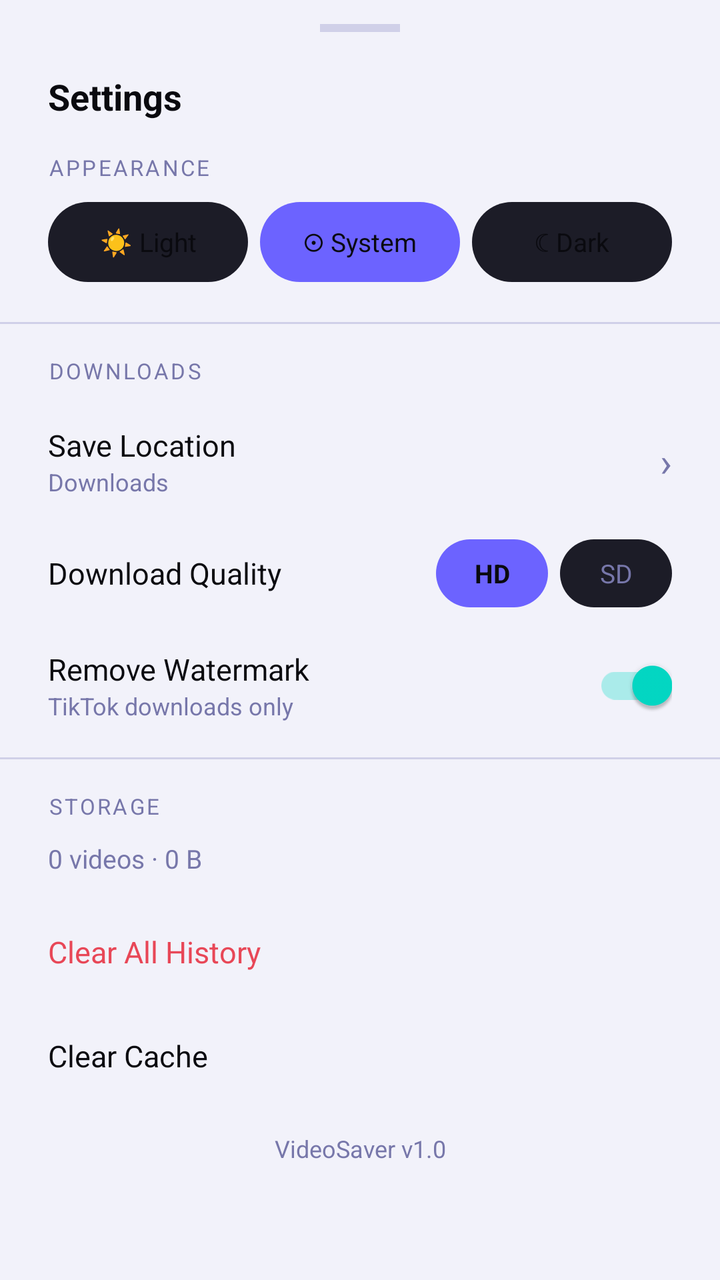
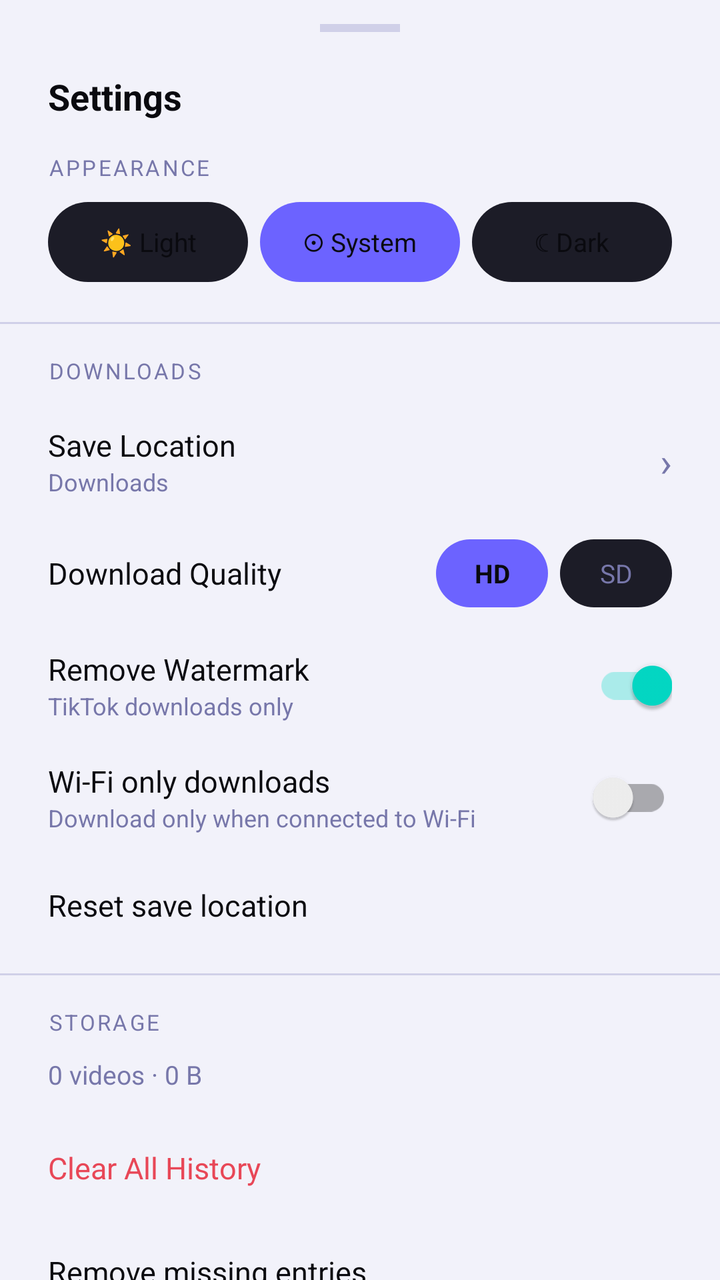

An Android layout rendered at two revisions. The XML below is the earlier revision; the diff shows what the commit changed to produce the second picture.
<!-- AndroidManifest.xml: application theme Theme.VideoSaver -->
<!-- res/layout/bottom_sheet_settings.xml -->
<?xml version="1.0" encoding="utf-8"?>
<androidx.core.widget.NestedScrollView
    xmlns:android="http://schemas.android.com/apk/res/android"
    android:layout_width="match_parent"
    android:layout_height="wrap_content"
    android:overScrollMode="never">

    <LinearLayout
        android:layout_width="match_parent"
        android:layout_height="wrap_content"
        android:orientation="vertical"
        android:paddingBottom="32dp">

        
        <View
            android:layout_width="40dp"
            android:layout_height="4dp"
            android:layout_gravity="center_horizontal"
            android:layout_marginTop="12dp"
            android:background="#2A2A3A"
            android:backgroundTint="@color/colorBorder" />

        
        <TextView
            android:layout_width="match_parent"
            android:layout_height="wrap_content"
            android:text="Settings"
            android:textColor="@color/colorTextPrimary"
            android:textSize="18sp"
            android:textStyle="bold"
            android:paddingStart="24dp"
            android:paddingEnd="24dp"
            android:paddingTop="20dp"
            android:paddingBottom="16dp" />

        
        <TextView
            android:layout_width="match_parent"
            android:layout_height="wrap_content"
            android:text="APPEARANCE"
            android:textColor="@color/colorTextSecondary"
            android:textSize="11sp"
            android:letterSpacing="0.1"
            android:paddingStart="24dp"
            android:paddingEnd="24dp"
            android:paddingBottom="10dp" />

        
        <LinearLayout
            android:layout_width="match_parent"
            android:layout_height="wrap_content"
            android:orientation="horizontal"
            android:paddingStart="24dp"
            android:paddingEnd="24dp"
            android:paddingBottom="20dp">

            <TextView
                android:id="@+id/btnThemeLight"
                android:layout_width="0dp"
                android:layout_height="40dp"
                android:layout_weight="1"
                android:text="☀ Light"
                android:gravity="center"
                android:textSize="13sp"
                android:textColor="@color/colorTextPrimary"
                android:background="@drawable/chip_unselected_bg"
                android:layout_marginEnd="6dp"
                android:clickable="true"
                android:focusable="true" />

            <TextView
                android:id="@+id/btnThemeSystem"
                android:layout_width="0dp"
                android:layout_height="40dp"
                android:layout_weight="1"
                android:text="⊙ System"
                android:gravity="center"
                android:textSize="13sp"
                android:textColor="@color/colorTextPrimary"
                android:background="@drawable/chip_selected_bg"
                android:layout_marginEnd="6dp"
                android:clickable="true"
                android:focusable="true" />

            <TextView
                android:id="@+id/btnThemeDark"
                android:layout_width="0dp"
                android:layout_height="40dp"
                android:layout_weight="1"
                android:text="☾ Dark"
                android:gravity="center"
                android:textSize="13sp"
                android:textColor="@color/colorTextPrimary"
                android:background="@drawable/chip_unselected_bg"
                android:clickable="true"
                android:focusable="true" />
        </LinearLayout>

        <View
            android:layout_width="match_parent"
            android:layout_height="1dp"
            android:background="@color/colorBorder"
            android:layout_marginBottom="16dp" />

        
        <TextView
            android:layout_width="match_parent"
            android:layout_height="wrap_content"
            android:text="DOWNLOADS"
            android:textColor="@color/colorTextSecondary"
            android:textSize="11sp"
            android:letterSpacing="0.1"
            android:paddingStart="24dp"
            android:paddingEnd="24dp"
            android:paddingBottom="10dp" />

        
        <LinearLayout
            android:id="@+id/rowSaveLocation"
            android:layout_width="match_parent"
            android:layout_height="56dp"
            android:orientation="horizontal"
            android:gravity="center_vertical"
            android:paddingStart="24dp"
            android:paddingEnd="24dp"
            android:background="?attr/selectableItemBackground"
            android:clickable="true"
            android:focusable="true">

            <LinearLayout
                android:layout_width="0dp"
                android:layout_height="wrap_content"
                android:layout_weight="1"
                android:orientation="vertical">

                <TextView
                    android:layout_width="wrap_content"
                    android:layout_height="wrap_content"
                    android:text="Save Location"
                    android:textColor="@color/colorTextPrimary"
                    android:textSize="15sp" />

                <TextView
                    android:id="@+id/saveLocationPath"
                    android:layout_width="wrap_content"
                    android:layout_height="wrap_content"
                    android:text="Downloads"
                    android:textColor="@color/colorTextSecondary"
                    android:textSize="12sp" />
            </LinearLayout>

            <TextView
                android:layout_width="wrap_content"
                android:layout_height="wrap_content"
                android:text="›"
                android:textColor="@color/colorTextSecondary"
                android:textSize="20sp" />
        </LinearLayout>

        
        <LinearLayout
            android:layout_width="match_parent"
            android:layout_height="56dp"
            android:orientation="horizontal"
            android:gravity="center_vertical"
            android:paddingStart="24dp"
            android:paddingEnd="24dp">

            <TextView
                android:layout_width="0dp"
                android:layout_height="wrap_content"
                android:layout_weight="1"
                android:text="Download Quality"
                android:textColor="@color/colorTextPrimary"
                android:textSize="15sp" />

            <LinearLayout
                android:layout_width="wrap_content"
                android:layout_height="wrap_content"
                android:orientation="horizontal">

                <TextView
                    android:id="@+id/btnQualityHD"
                    android:layout_width="56dp"
                    android:layout_height="34dp"
                    android:text="HD"
                    android:gravity="center"
                    android:textSize="13sp"
                    android:textColor="@color/colorTextPrimary"
                    android:textStyle="bold"
                    android:background="@drawable/chip_selected_bg"
                    android:layout_marginEnd="6dp"
                    android:clickable="true"
                    android:focusable="true" />

                <TextView
                    android:id="@+id/btnQualitySD"
                    android:layout_width="56dp"
                    android:layout_height="34dp"
                    android:text="SD"
                    android:gravity="center"
                    android:textSize="13sp"
                    android:textColor="@color/colorTextSecondary"
                    android:background="@drawable/chip_unselected_bg"
                    android:clickable="true"
                    android:focusable="true" />
            </LinearLayout>
        </LinearLayout>

        
        <LinearLayout
            android:layout_width="match_parent"
            android:layout_height="56dp"
            android:orientation="horizontal"
            android:gravity="center_vertical"
            android:paddingStart="24dp"
            android:paddingEnd="24dp">

            <LinearLayout
                android:layout_width="0dp"
                android:layout_height="wrap_content"
                android:layout_weight="1"
                android:orientation="vertical">

                <TextView
                    android:layout_width="wrap_content"
                    android:layout_height="wrap_content"
                    android:text="Remove Watermark"
                    android:textColor="@color/colorTextPrimary"
                    android:textSize="15sp" />

                <TextView
                    android:layout_width="wrap_content"
                    android:layout_height="wrap_content"
                    android:text="TikTok downloads only"
                    android:textColor="@color/colorTextSecondary"
                    android:textSize="12sp" />
            </LinearLayout>

            <androidx.appcompat.widget.SwitchCompat
                android:id="@+id/switchWatermark"
                android:layout_width="wrap_content"
                android:layout_height="wrap_content"
                android:checked="true" />
        </LinearLayout>

        <View
            android:layout_width="match_parent"
            android:layout_height="1dp"
            android:background="@color/colorBorder"
            android:layout_marginTop="8dp"
            android:layout_marginBottom="16dp" />

        
        <TextView
            android:layout_width="match_parent"
            android:layout_height="wrap_content"
            android:text="STORAGE"
            android:textColor="@color/colorTextSecondary"
            android:textSize="11sp"
            android:letterSpacing="0.1"
            android:paddingStart="24dp"
            android:paddingEnd="24dp"
            android:paddingBottom="10dp" />

        
        <TextView
            android:id="@+id/txtStorageStats"
            android:layout_width="match_parent"
            android:layout_height="wrap_content"
            android:text="0 videos · 0 B"
            android:textColor="@color/colorTextSecondary"
            android:textSize="13sp"
            android:paddingStart="24dp"
            android:paddingEnd="24dp"
            android:paddingBottom="12dp" />

        
        <TextView
            android:id="@+id/btnClearHistory"
            android:layout_width="match_parent"
            android:layout_height="52dp"
            android:text="Clear All History"
            android:textColor="@color/colorError"
            android:textSize="15sp"
            android:gravity="center_vertical"
            android:paddingStart="24dp"
            android:paddingEnd="24dp"
            android:background="?attr/selectableItemBackground"
            android:clickable="true"
            android:focusable="true" />

        
        <TextView
            android:id="@+id/btnClearCache"
            android:layout_width="match_parent"
            android:layout_height="52dp"
            android:text="Clear Cache"
            android:textColor="@color/colorTextPrimary"
            android:textSize="15sp"
            android:gravity="center_vertical"
            android:paddingStart="24dp"
            android:paddingEnd="24dp"
            android:background="?attr/selectableItemBackground"
            android:clickable="true"
            android:focusable="true" />

        
        <TextView
            android:layout_width="match_parent"
            android:layout_height="wrap_content"
            android:text="VideoSaver v1.0"
            android:textColor="@color/colorTextSecondary"
            android:textSize="12sp"
            android:gravity="center"
            android:paddingTop="12dp" />

    </LinearLayout>
</androidx.core.widget.NestedScrollView>
<!-- resources referenced by this layout -->
<resources>
  <color name="colorBorder">#D0D0E8</color>
  <color name="colorError">#E84757</color>
  <color name="colorTextPrimary">#0A0A0F</color>
  <color name="colorTextSecondary">#7777AA</color>
  <!-- drawable chip_selected_bg (drawable) -->
  <?xml version="1.0" encoding="utf-8"?>
  <shape xmlns:android="http://schemas.android.com/apk/res/android"
      android:shape="rectangle">
      <solid android:color="#6C63FF" />
      <corners android:radius="50dp" />
  </shape>
  <!-- drawable chip_unselected_bg (drawable) -->
  <?xml version="1.0" encoding="utf-8"?>
  <shape xmlns:android="http://schemas.android.com/apk/res/android"
      android:shape="rectangle">
      <solid android:color="#1C1C27" />
      <corners android:radius="50dp" />
  </shape>
  <style name="Theme.VideoSaver" parent="Theme.MaterialComponents.DayNight.NoActionBar">
          <item name="colorPrimary">@color/colorAccent</item>
          <item name="colorPrimaryVariant">@color/colorAccent</item>
          <item name="colorOnPrimary">@android:color/white</item>
          <item name="colorSurface">@color/colorSurface</item>
          <item name="colorOnSurface">@color/colorTextPrimary</item>
          <item name="android:windowBackground">@color/colorBackground</item>
          <item name="android:statusBarColor">@color/colorBackground</item>
          <item name="android:navigationBarColor">@color/colorBackground</item>
          <item name="android:windowLightStatusBar">true</item>
          <item name="materialAlertDialogTheme">@style/ThemeOverlay.App.MaterialAlertDialog</item>
      </style>
  <color name="colorAccent">#6C63FF</color>
  <color name="colorSurface">#FFFFFF</color>
  <color name="colorBackground">#F2F2FA</color>
  <style name="ThemeOverlay.App.MaterialAlertDialog" parent="ThemeOverlay.MaterialComponents.MaterialAlertDialog">
          <item name="colorSurface">@color/colorSurface</item>
          <item name="colorOnSurface">@color/colorTextPrimary</item>
      </style>
</resources>

<!-- the commit's change to res/layout/bottom_sheet_settings.xml (unified diff, before → after) -->
@@ -244,6 +244,57 @@
                 android:checked="true" />
         </LinearLayout>
 
+        
+        <LinearLayout
+            android:layout_width="match_parent"
+            android:layout_height="56dp"
+            android:orientation="horizontal"
+            android:gravity="center_vertical"
+            android:paddingStart="24dp"
+            android:paddingEnd="24dp">
+
+            <LinearLayout
+                android:layout_width="0dp"
+                android:layout_height="wrap_content"
+                android:layout_weight="1"
+                android:orientation="vertical">
+
+                <TextView
+                    android:layout_width="wrap_content"
+                    android:layout_height="wrap_content"
+                    android:text="@string/wifi_only"
+                    android:textColor="@color/colorTextPrimary"
+                    android:textSize="15sp" />
+
+                <TextView
+                    android:layout_width="wrap_content"
+                    android:layout_height="wrap_content"
+                    android:text="@string/wifi_only_summary"
+                    android:textColor="@color/colorTextSecondary"
+                    android:textSize="12sp" />
+            </LinearLayout>
+
+            <androidx.appcompat.widget.SwitchCompat
+                android:id="@+id/switchWifiOnly"
+                android:layout_width="wrap_content"
+                android:layout_height="wrap_content"
+                android:checked="false" />
+        </LinearLayout>
+
+        <TextView
+            android:id="@+id/btnResetSaveLocation"
+            android:layout_width="match_parent"
+            android:layout_height="52dp"
+            android:text="@string/reset_save_location"
+            android:textColor="@color/colorTextPrimary"
+            android:textSize="15sp"
+            android:gravity="center_vertical"
+            android:paddingStart="24dp"
+            android:paddingEnd="24dp"
+            android:background="?attr/selectableItemBackground"
+            android:clickable="true"
+            android:focusable="true" />
+
         <View
             android:layout_width="match_parent"
             android:layout_height="1dp"
@@ -290,6 +341,20 @@
             android:clickable="true"
             android:focusable="true" />
 
+        <TextView
+            android:id="@+id/btnDeleteMissing"
+            android:layout_width="match_parent"
+            android:layout_height="52dp"
+            android:text="@string/delete_missing_entries"
+            android:textColor="@color/colorTextPrimary"
+            android:textSize="15sp"
+            android:gravity="center_vertical"
+            android:paddingStart="24dp"
+            android:paddingEnd="24dp"
+            android:background="?attr/selectableItemBackground"
+            android:clickable="true"
+            android:focusable="true" />
+
         
         <TextView
             android:id="@+id/btnClearCache"
@@ -307,6 +372,7 @@
 
         
         <TextView
+            android:id="@+id/txtVersion"
             android:layout_width="match_parent"
             android:layout_height="wrap_content"
             android:text="VideoSaver v1.0"
<!-- resource entries referenced after the edit -->
@@ -18,6 +18,10 @@
       <solid android:color="#1C1C27" />
       <corners android:radius="50dp" />
   </shape>
+  <string name="delete_missing_entries">Remove missing entries</string>
+  <string name="reset_save_location">Reset save location</string>
+  <string name="wifi_only">Wi-Fi only downloads</string>
+  <string name="wifi_only_summary">Download only when connected to Wi-Fi</string>
   <style name="Theme.VideoSaver" parent="Theme.MaterialComponents.DayNight.NoActionBar">
           <item name="colorPrimary">@color/colorAccent</item>
           <item name="colorPrimaryVariant">@color/colorAccent</item>
